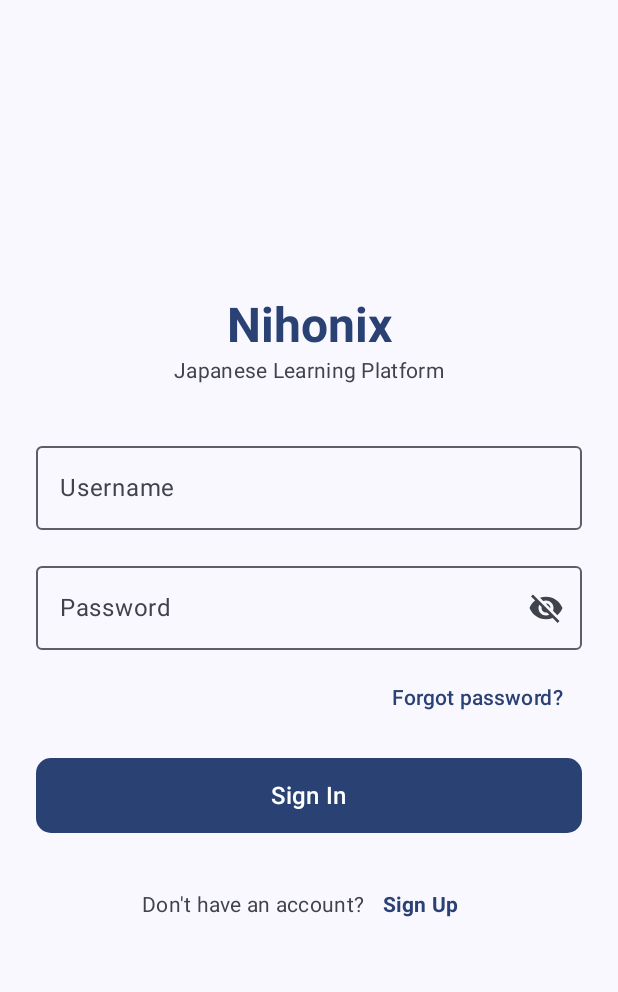
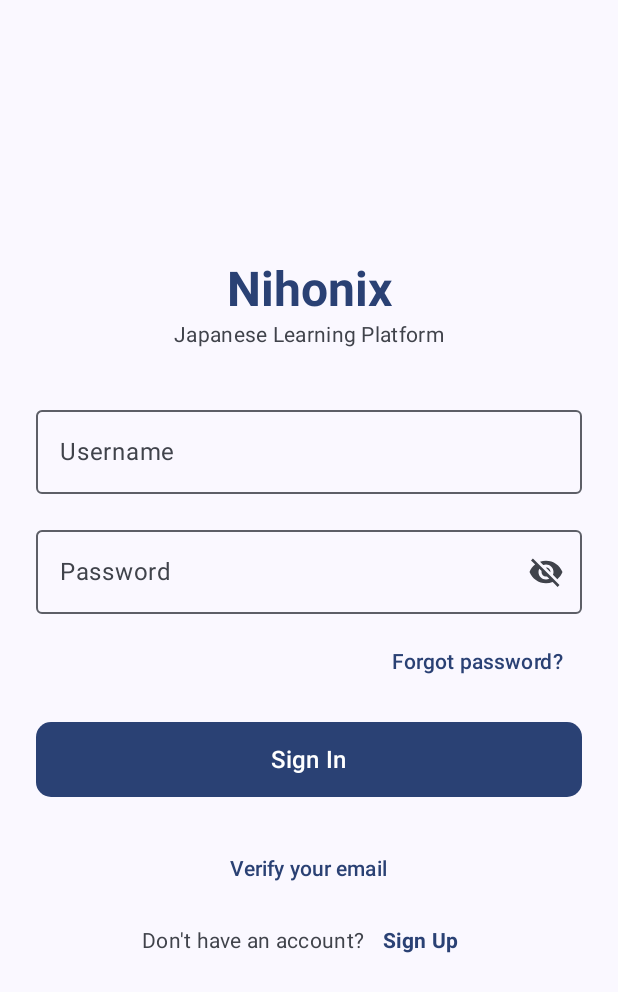
Before and after one commit to anhntnse/nihonix-mobile, an Android app built with Jetpack Compose: the LoginScreen screen opened through its navigation route, on a phone screen of 412 x 824 dp. Shown: the top 992 px of the screen. Run offline under Robolectric (Android 15) with nearby library versions, the phone set to English and light mode, and no system bars.

Commit message:
feat(auth): add email verification and recovery flows
Sprint 02: wire registration verification, resend cooldown, aligned password validation and recovery restart. Surface missing-account and delivery errors without a false success countdown.

```diff
--- a/app/src/main/kotlin/com/nihonix/mobile/core/di/AppViewModelFactory.kt
+++ b/app/src/main/kotlin/com/nihonix/mobile/core/di/AppViewModelFactory.kt
@@ -1,6 +1,7 @@
 package com.nihonix.mobile.core.di
 
 import androidx.lifecycle.ViewModel
+import com.nihonix.mobile.feature.auth.presentation.verification.EmailVerificationViewModel
 import androidx.lifecycle.ViewModelProvider
 import com.nihonix.mobile.feature.auth.presentation.forgot_password.ForgotPasswordViewModel
 import com.nihonix.mobile.feature.auth.presentation.login.LoginViewModel
@@ -27,6 +28,9 @@ class AppViewModelFactory : ViewModelProvider.Factory {
             modelClass.isAssignableFrom(UserProfileViewModel::class.java) -> {
                 UserProfileViewModel(authRepo) as T
             }
+            modelClass.isAssignableFrom(EmailVerificationViewModel::class.java) -> {
+                EmailVerificationViewModel(ServiceLocator.accountRepository) as T
+            }
             modelClass.isAssignableFrom(TopicsViewModel::class.java) -> {
                 TopicsViewModel(topicsLevelsRepo, authRepo) as T
             }
--- /dev/null
+++ b/app/src/main/kotlin/com/nihonix/mobile/feature/auth/data/api/AccountApiService.kt
@@ -0,0 +1,33 @@
+package com.nihonix.mobile.feature.auth.data.api
+
+import com.nihonix.mobile.core.network.ApiConstants
+import com.nihonix.mobile.core.network.dto.ApiResponseDto
+import com.nihonix.mobile.feature.auth.data.dto.*
+import okhttp3.MultipartBody
+import retrofit2.Response
+import retrofit2.http.*
+
+interface AccountApiService {
+    @POST("auth/request-email-verification")
+    @Headers("${ApiConstants.HEADER_NO_AUTH}: true")
+    suspend fun requestVerification(@Body body: VerificationEmailDto): Response<ApiResponseDto<VerificationDeliveryDto>>
+
+    @POST("auth/verify-email")
+    @Headers("${ApiConstants.HEADER_NO_AUTH}: true")
+    suspend fun verifyEmail(@Body body: VerifyEmailRequestDto): Response<ApiResponseDto<MessageResponseDto>>
+
+    @PATCH("users/me/profile")
+    suspend fun updateProfile(@Body body: UpdateProfileRequestDto): Response<ApiResponseDto<UserDto>>
+
+    @GET("users/me/settings")
+    suspend fun getSettings(): Response<ApiResponseDto<LearningSettingsDto>>
+
+    @PATCH("users/me/settings")
+    suspend fun updateSettings(@Body body: LearningSettingsDto): Response<ApiResponseDto<LearningSettingsDto>>
+
+    @Multipart @POST("users/me/avatar")
+    suspend fun uploadAvatar(@Part avatar: MultipartBody.Part): Response<ApiResponseDto<AvatarResponseDto>>
+
+    @DELETE("users/{id}")
+    suspend fun deleteAccount(@Path("id") id: String): Response<Unit>
+}
--- /dev/null
+++ b/app/src/main/kotlin/com/nihonix/mobile/feature/auth/domain/repository/AccountRepository.kt
@@ -0,0 +1,16 @@
+package com.nihonix.mobile.feature.auth.domain.repository
+
+import com.nihonix.mobile.core.result.Resource
+import com.nihonix.mobile.feature.auth.domain.model.LearningSettings
+import com.nihonix.mobile.feature.auth.domain.model.User
+import kotlinx.coroutines.flow.Flow
+
+interface AccountRepository {
+    fun requestVerification(email: String): Flow<Resource<Int>>
+    fun verifyEmail(email: String, code: String): Flow<Resource<Unit>>
+    fun updateProfile(username: String, fullName: String): Flow<Resource<User>>
+    fun getSettings(): Flow<Resource<LearningSettings>>
+    fun updateSettings(settings: LearningSettings): Flow<Resource<LearningSettings>>
+    fun uploadAvatar(bytes: ByteArray, mimeType: String): Flow<Resource<User>>
+    fun deleteAccount(): Flow<Resource<Unit>>
+}
--- a/app/src/main/kotlin/com/nihonix/mobile/feature/auth/presentation/forgot_password/ForgotPasswordScreen.kt
+++ b/app/src/main/kotlin/com/nihonix/mobile/feature/auth/presentation/forgot_password/ForgotPasswordScreen.kt
@@ -273,6 +273,11 @@ fun ForgotPasswordScreen(
                         }
                     }
                 }
+                if (uiState.step != ForgotPasswordStep.REQUEST_CODE) {
+                    TextButton(onClick = viewModel::restartRecovery, enabled = !uiState.isLoading) {
+                        Text("Request a new code or change email")
+                    }
+                }
             }
         }
     }
--- a/app/src/main/kotlin/com/nihonix/mobile/feature/auth/presentation/login/LoginScreen.kt
+++ b/app/src/main/kotlin/com/nihonix/mobile/feature/auth/presentation/login/LoginScreen.kt
@@ -29,6 +29,7 @@ fun LoginScreen(
     onNavigateToRegister: () -> Unit,
     onNavigateToForgotPassword: () -> Unit,
     onLoginSuccess: () -> Unit,
+    onNavigateToVerifyEmail: () -> Unit = {},
     modifier: Modifier = Modifier
 ) {
     val uiState by viewModel.uiState.collectAsState()
@@ -185,6 +186,8 @@ fun LoginScreen(
 
             Spacer(modifier = Modifier.height(24.dp))
 
+            TextButton(onClick = onNavigateToVerifyEmail, enabled = !uiState.isLoading) { Text("Verify your email") }
+
             // Sign Up link
             Row(
                 verticalAlignment = Alignment.CenterVertically
--- a/app/src/main/kotlin/com/nihonix/mobile/feature/auth/presentation/navigation/AuthNavGraph.kt
+++ b/app/src/main/kotlin/com/nihonix/mobile/feature/auth/presentation/navigation/AuthNavGraph.kt
@@ -2,14 +2,21 @@ package com.nihonix.mobile.feature.auth.presentation.navigation
 
 import android.net.Uri
 import androidx.compose.runtime.Composable
+import androidx.compose.runtime.LaunchedEffect
+import androidx.compose.runtime.collectAsState
+import androidx.compose.runtime.getValue
+import androidx.compose.runtime.remember
 import androidx.compose.ui.Modifier
 import androidx.lifecycle.viewmodel.compose.viewModel
 import androidx.navigation.NavHostController
 import androidx.navigation.NavType
 import androidx.navigation.compose.NavHost
 import androidx.navigation.compose.composable
+import androidx.navigation.compose.currentBackStackEntryAsState
 import androidx.navigation.compose.rememberNavController
 import androidx.navigation.navArgument
+import com.nihonix.mobile.feature.auth.presentation.verification.EmailVerificationScreen
+import com.nihonix.mobile.feature.auth.presentation.verification.EmailVerificationViewModel
 import com.nihonix.mobile.core.di.AppViewModelFactory
 import com.nihonix.mobile.core.di.ServiceLocator
 import com.nihonix.mobile.feature.auth.presentation.forgot_password.ForgotPasswordScreen
@@ -30,6 +37,8 @@ object AuthDestinations {
     const val REGISTER = "auth_register"
     const val FORGOT_PASSWORD = "auth_forgot_password"
     const val PROFILE = "user_profile"
+    const val VERIFY_EMAIL = "auth_verify_email?email={email}"
+    fun verificationRoute(email: String = "") = "auth_verify_email?email=${Uri.encode(email)}"
 }
 
 object TopicsDestinations {
@@ -47,8 +56,25 @@ fun NihonixNavHost(
     navController: NavHostController = rememberNavController(),
     viewModelFactory: AppViewModelFactory = AppViewModelFactory()
 ) {
-    val isLoggedIn = ServiceLocator.authRepository.isLoggedIn()
-    val startDestination = if (isLoggedIn) TopicsDestinations.TOPICS else AuthDestinations.LOGIN
+    val hasSession by ServiceLocator.tokenStorage.isAuthenticated.collectAsState()
+    val currentEntry by navController.currentBackStackEntryAsState()
+    val currentRoute = currentEntry?.destination?.route
+    val startDestination = remember {
+        if (hasSession) TopicsDestinations.TOPICS else AuthDestinations.LOGIN
+    }
+
+    // A refresh failure or logout removes protected destinations from the back stack.
+    LaunchedEffect(hasSession, currentRoute) {
+        val protectedRoute = currentRoute == TopicsDestinations.TOPICS ||
+            currentRoute == TopicsDestinations.TOPIC_DETAIL ||
+            currentRoute == AuthDestinations.PROFILE
+        if (!hasSession && protectedRoute) {
+            navController.navigate(AuthDestinations.LOGIN) {
+                popUpTo(0) { inclusive = true }
+                launchSingleTop = true
+            }
+        }
+    }
 
     NavHost(
         navController = navController,
@@ -65,6 +91,7 @@ fun NihonixNavHost(
                 onNavigateToForgotPassword = {
                     navController.navigate(AuthDestinations.FORGOT_PASSWORD)
                 },
+                onNavigateToVerifyEmail = { navController.navigate(AuthDestinations.verificationRoute()) },
                 onLoginSuccess = {
                     navController.navigate(TopicsDestinations.TOPICS) {
                         popUpTo(AuthDestinations.LOGIN) { inclusive = true }
@@ -81,7 +108,27 @@ fun NihonixNavHost(
                     navController.popBackStack()
                 },
                 onRegisterSuccess = {
-                    navController.popBackStack(AuthDestinations.LOGIN, inclusive = false)
+                    navController.navigate(AuthDestinations.verificationRoute(registerViewModel.uiState.value.email.trim())) {
+                        popUpTo(AuthDestinations.REGISTER) { inclusive = true }
+                    }
+                }
+            )
+        }
+
+        composable(
+            AuthDestinations.VERIFY_EMAIL,
+            arguments = listOf(navArgument("email") { type = NavType.StringType; defaultValue = "" })
+        ) { entry ->
+            val verification: EmailVerificationViewModel = viewModel(factory = viewModelFactory)
+            EmailVerificationScreen(
+                viewModel = verification,
+                initialEmail = entry.arguments?.getString("email").orEmpty(),
+                onBack = { navController.popBackStack() },
+                onVerified = {
+                    navController.navigate(AuthDestinations.LOGIN) {
+                        popUpTo(0) { inclusive = true }
+                        launchSingleTop = true
+                    }
                 }
             )
         }
--- a/app/src/main/kotlin/com/nihonix/mobile/feature/auth/presentation/register/RegisterScreen.kt
+++ b/app/src/main/kotlin/com/nihonix/mobile/feature/auth/presentation/register/RegisterScreen.kt
@@ -49,13 +49,13 @@ fun RegisterScreen(
                 onRegisterSuccess()
             },
             title = { Text("Account Created") },
-            text = { Text("Your account has been created successfully! Please sign in with your credentials.") },
+            text = { Text("Your account has been created. Verify your email before signing in.") },
             confirmButton = {
                 Button(onClick = {
                     showSuccessDialog = false
                     onRegisterSuccess()
                 }) {
-                    Text("Go to Sign In")
+                    Text("Verify email")
                 }
             }
         )
@@ -186,7 +186,7 @@ fun RegisterScreen(
             OutlinedTextField(
                 value = uiState.password,
                 onValueChange = { viewModel.onPasswordChanged(it) },
-                label = { Text("Password (min 6 chars)") },
+                label = { Text("Password (min 8 chars)") },
                 singleLine = true,
                 modifier = Modifier.fillMaxWidth(),
                 enabled = !uiState.isLoading,
--- a/app/src/main/kotlin/com/nihonix/mobile/feature/auth/presentation/register/RegisterViewModel.kt
+++ b/app/src/main/kotlin/com/nihonix/mobile/feature/auth/presentation/register/RegisterViewModel.kt
@@ -57,8 +57,8 @@ class RegisterViewModel(
             _uiState.update { it.copy(errorMessage = "Please enter a valid email address") }
             return
         }
-        if (password.length < 6) {
-            _uiState.update { it.copy(errorMessage = "Password must be at least 6 characters") }
+        if (password.length < 8 || password.toByteArray(Charsets.UTF_8).size > 72) {
+            _uiState.update { it.copy(errorMessage = "Password must be at least 8 characters and at most 72 UTF-8 bytes") }
             return
         }
 
```
Also changed, not shown: app/src/main/kotlin/com/nihonix/mobile/core/di/ServiceLocator.kt (+7 -0 lines), app/src/main/kotlin/com/nihonix/mobile/feature/auth/data/dto/AccountDtos.kt (added, +25 -0 lines), app/src/main/kotlin/com/nihonix/mobile/feature/auth/data/repository/AccountRepositoryImpl.kt (added, +93 -0 lines), app/src/main/kotlin/com/nihonix/mobile/feature/auth/domain/model/LearningSettings.kt (added, +9 -0 lines), app/src/main/kotlin/com/nihonix/mobile/feature/auth/presentation/forgot_password/ForgotPasswordViewModel.kt (+8 -3 lines), app/src/main/kotlin/com/nihonix/mobile/feature/auth/presentation/verification/EmailVerificationScreen.kt (added, +59 -0 lines), app/src/main/kotlin/com/nihonix/mobile/feature/auth/presentation/verification/EmailVerificationViewModel.kt (added, +71 -0 lines), 2 other files.
